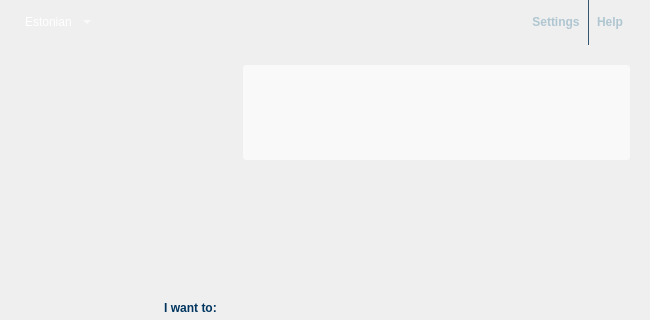
Above: qdigidocclient/trunk/src/ui/MainWindow.ui from tixsys/esteid before the change; both pictures show x 0 to 650 and y 0 to 320 of the 650 by 540 pixel window. Below: the same form after it.
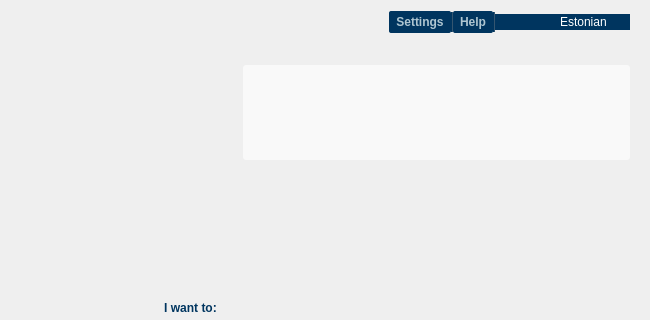
That is the form after the change. Icons and pictures are not drawn.

Commit message: qdigidocclient: update background/ui/icons, check if can open file

Diff of the .ui file:
```diff
--- a/qdigidocclient/trunk/src/ui/MainWindow.ui
+++ b/qdigidocclient/trunk/src/ui/MainWindow.ui
@@ -42,17 +42,23 @@
    <string notr="true">/* fonts */
 QWidget
 { color: #355670; }
-QPushButton, #languages
+QPushButton,
+#cards, #cards QAbstractItemView,
+#languages, #languages QAbstractItemView
 { color: white; }
 #homeButtonLabel,
 #viewContentLabel, #viewSignaturesLabel,
 #signContentLabel, #signSigner, #signSignerLabel
-{ color: rgba(0, 53, 95, 255); }
+{ color: #00355F; }
 #settings, #help
 { color: #afc6d1; }
 
 /* backgrounds */
-#languages, #settings, #help, #headerLine,
+#languages, #languages QAbstractItemView,
+#cards, #cards QAbstractItemView,
+#settings, #help, #headerLine, #headerLine2
+{ background-color: #00355F; }
+
 #home, #intro, #sign, #view,
 #signContentView, #viewContentView,
 #viewSignatures, #viewSignaturesScroll
@@ -62,7 +68,7 @@
 QPushButton
 {
 background-color: qlineargradient(x1: 0, y1: 0, x2: 0, y2: 1,
- stop: 0 rgba(64, 106, 158, 255), stop: 0.75 rgba(0, 53, 95, 255));
+ stop: 0 #406A9E, stop: 0.75 #00355F);
 border: 0px;
 border-radius: 2px;
 padding: 4px 7px;
@@ -75,8 +81,13 @@
 /* customization */
 #background
 { background-image: url(&quot;:/images/background.png&quot;); }
-#languages::down-arrow
-{ image: url(&quot;:/images/images/languages_button.png&quot;); }
+#cards, #languages
+{ padding-right: 5px; }
+#cards::down-arrow, #languages::down-arrow
+{ image: url(&quot;:/images/languages_button.png&quot;); }
+#cards::drop-down, #cards QAbstractItemView,
+#languages::drop-down, #languages QAbstractItemView
+{ border: 0px; }
 #info
 {
 border-radius: 3px;
@@ -112,44 +123,7 @@
       <item>
        <layout class="QHBoxLayout" name="headerLayout">
         <item>
-         <widget class="QComboBox" name="languages">
-          <property name="sizeAdjustPolicy">
-           <enum>QComboBox::AdjustToContents</enum>
-          </property>
-          <item>
-           <property name="text">
-            <string>Estonian</string>
-           </property>
-          </item>
-          <item>
-           <property name="text">
-            <string>English</string>
-           </property>
-          </item>
-          <item>
-           <property name="text">
-            <string>Russian</string>
-           </property>
-          </item>
-          <item>
-           <property name="text">
-            <string>German</string>
-           </property>
-          </item>
-          <item>
-           <property name="text">
-            <string>Latvian</string>
-           </property>
-          </item>
-          <item>
-           <property name="text">
-            <string>Lithuanian</string>
-           </property>
-          </item>
-         </widget>
-        </item>
-        <item>
-         <spacer name="headerFrameSpacer">
+         <spacer name="headerSpacer">
           <property name="orientation">
            <enum>Qt::Horizontal</enum>
           </property>
@@ -172,13 +146,16 @@
           <property name="text">
            <string>Settings</string>
           </property>
-          <property name="flat">
-           <bool>true</bool>
-          </property>
          </widget>
         </item>
         <item>
          <widget class="Line" name="headerLine">
+          <property name="maximumSize">
+           <size>
+            <width>2</width>
+            <height>20</height>
+           </size>
+          </property>
           <property name="frameShadow">
            <enum>QFrame::Plain</enum>
           </property>
@@ -198,9 +175,44 @@
           <property name="text">
            <string>Help</string>
           </property>
-          <property name="flat">
-           <bool>true</bool>
+         </widget>
+        </item>
+        <item>
+         <widget class="Line" name="headerLine2">
+          <property name="maximumSize">
+           <size>
+            <width>2</width>
+            <height>20</height>
+           </size>
           </property>
+          <property name="frameShadow">
+           <enum>QFrame::Plain</enum>
+          </property>
+          <property name="orientation">
+           <enum>Qt::Vertical</enum>
+          </property>
+         </widget>
+        </item>
+        <item>
+         <widget class="QComboBox" name="cards"/>
+        </item>
+        <item>
+         <widget class="QComboBox" name="languages">
+          <item>
+           <property name="text">
+            <string>Estonian</string>
+           </property>
+          </item>
+          <item>
+           <property name="text">
+            <string>English</string>
+           </property>
+          </item>
+          <item>
+           <property name="text">
+            <string>Russian</string>
+           </property>
+          </item>
          </widget>
         </item>
        </layout>
```
Left out of the diff: 15 changed lines with no effect on the pictures. The commit also changes 6 other files.
